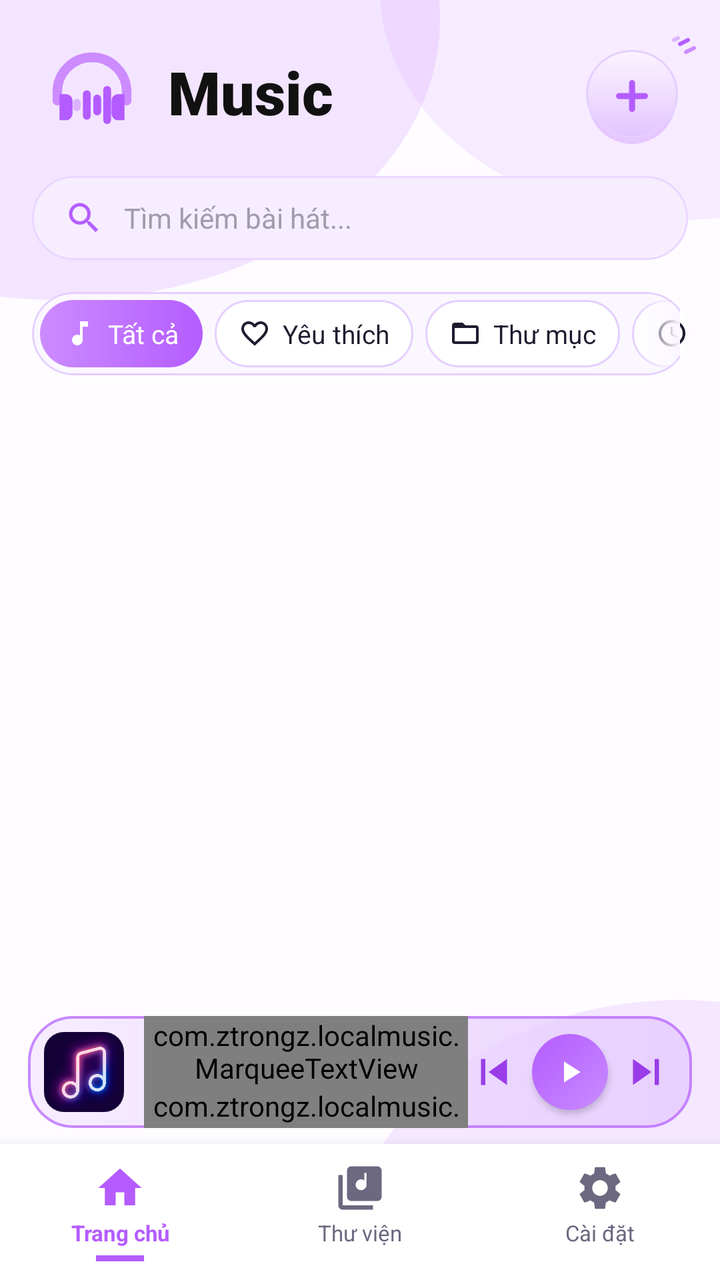
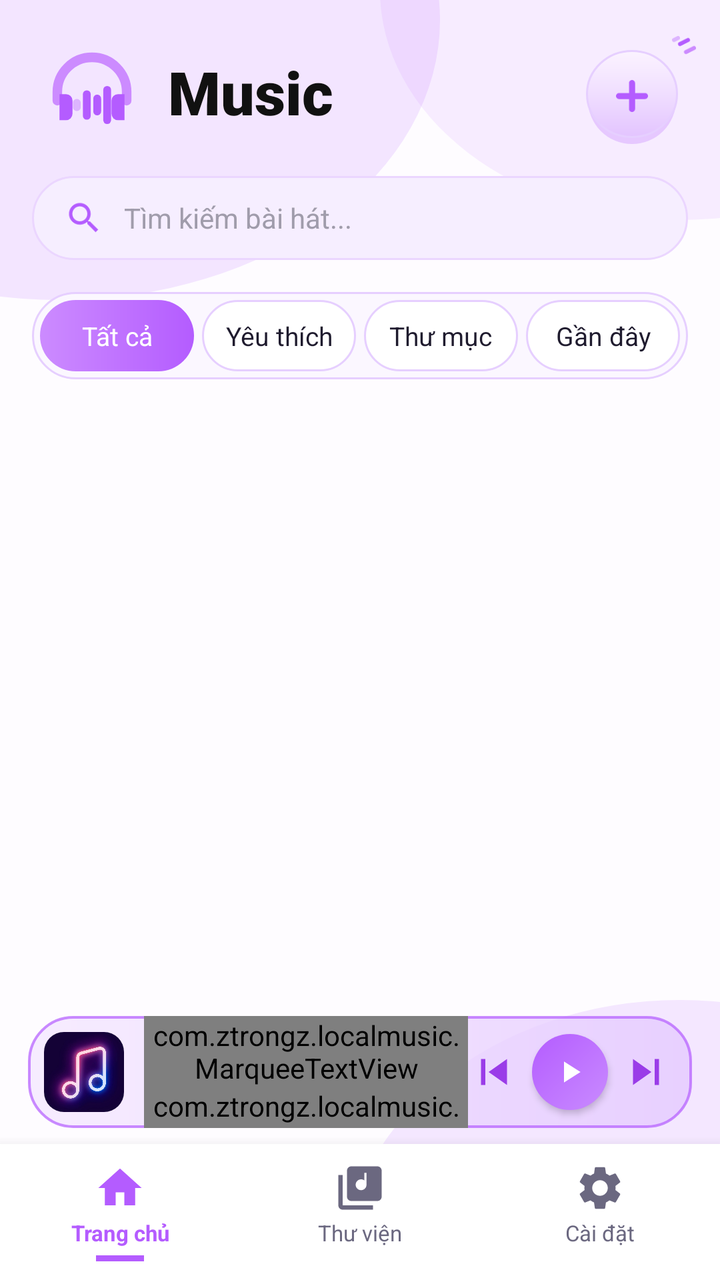

An Android layout rendered at two revisions. The XML below is the earlier revision; the diff shows what the commit changed to produce the second picture.
<!-- AndroidManifest.xml: application theme Theme.LocalMusic -->
<!-- res/layout/activity_main.xml -->
<?xml version="1.0" encoding="utf-8"?>
<androidx.constraintlayout.widget.ConstraintLayout xmlns:android="http://schemas.android.com/apk/res/android"
    xmlns:app="http://schemas.android.com/apk/res-auto"
    android:layout_width="match_parent"
    android:layout_height="match_parent"
    android:background="@drawable/bg_gradient_header">

    
    <LinearLayout
        android:id="@+id/headerLayout"
        android:layout_width="match_parent"
        android:layout_height="wrap_content"
        android:clipChildren="false"
        android:clipToPadding="false"
        android:gravity="center_vertical"
        android:orientation="horizontal"
        android:paddingHorizontal="20dp"
        android:paddingTop="20dp"
        android:paddingBottom="12dp"
        app:layout_constraintTop_toTopOf="parent">

        <ImageView
            android:layout_width="52dp"
            android:layout_height="52dp"
            android:src="@drawable/ic_logo_vector" />

        <TextView
            android:layout_width="0dp"
            android:layout_height="wrap_content"
            android:layout_marginStart="12dp"
            android:layout_weight="1"
            android:fontFamily="sans-serif-black"
            android:text="Music"
            android:textColor="#111111"
            android:textSize="30sp" />

        <androidx.constraintlayout.widget.ConstraintLayout
            android:layout_width="52dp"
            android:layout_height="52dp"
            android:clipChildren="false"
            android:clipToPadding="false">

            <ImageButton
                android:id="@+id/btnAdd"
                android:layout_width="48dp"
                android:layout_height="48dp"
                android:background="@drawable/bg_btn_add"
                android:src="@drawable/ic_add_purple"
                app:tint="@null"
                app:layout_constraintBottom_toBottomOf="parent"
                app:layout_constraintEnd_toEndOf="parent" />

            <ImageView
                android:layout_width="24dp"
                android:layout_height="24dp"
                android:src="@drawable/ic_sparkles"
                android:translationX="8dp"
                android:translationY="-6dp"
                app:layout_constraintEnd_toEndOf="@id/btnAdd"
                app:layout_constraintTop_toTopOf="@id/btnAdd" />
        </androidx.constraintlayout.widget.ConstraintLayout>
    </LinearLayout>

    
    <LinearLayout
        android:id="@+id/searchBar"
        android:layout_width="match_parent"
        android:layout_height="42dp"
        android:layout_marginHorizontal="16dp"
        android:layout_marginTop="4dp"
        android:background="@drawable/bg_search"
        android:gravity="center_vertical"
        android:orientation="horizontal"
        android:paddingHorizontal="16dp"
        app:layout_constraintTop_toBottomOf="@id/headerLayout">

        <ImageView
            android:layout_width="20dp"
            android:layout_height="20dp"
            android:src="@drawable/ic_search"
            app:tint="#B45CFF" />

        <EditText
            android:id="@+id/etSearch"
            android:layout_width="match_parent"
            android:layout_height="match_parent"
            android:layout_marginStart="10dp"
            android:background="@null"
            android:hint="Tìm kiếm bài hát..."
            android:imeOptions="actionSearch"
            android:inputType="text"
            android:maxLines="1"
            android:textColor="@color/text_black"
            android:textColorHint="#A09CAB"
            android:textSize="14sp" />
    </LinearLayout>

    
    <HorizontalScrollView
        android:id="@+id/categoriesLayout"
        android:layout_width="match_parent"
        android:layout_height="wrap_content"
        android:layout_marginHorizontal="16dp"
        android:layout_marginTop="16dp"
        android:background="@drawable/bg_category_bar"
        android:clipToOutline="true"
        android:clipToPadding="false"
        android:fadingEdgeLength="24dp"
        android:fillViewport="true"
        android:padding="4dp"
        android:requiresFadingEdge="horizontal"
        android:scrollbars="none"
        app:layout_constraintTop_toBottomOf="@id/searchBar">

        <LinearLayout
            android:layout_width="match_parent"
            android:layout_height="wrap_content"
            android:gravity="center_vertical"
            android:orientation="horizontal">

            <TextView
                android:id="@+id/chipAll"
                android:layout_width="wrap_content"
                android:layout_height="wrap_content"
                android:background="@drawable/bg_category_active"
                android:drawableStart="@drawable/ic_chip_music"
                android:drawablePadding="6dp"
                android:gravity="center_vertical"
                android:paddingHorizontal="12dp"
                android:paddingVertical="8dp"
                android:text="Tất cả"
                android:textColor="@color/white"
                android:textSize="13sp"
                app:drawableTint="@color/white" />

            <TextView
                android:id="@+id/chipFav"
                android:layout_width="wrap_content"
                android:layout_height="wrap_content"
                android:layout_marginStart="6dp"
                android:background="@drawable/bg_category_inactive"
                android:drawableStart="@drawable/ic_chip_heart"
                android:drawablePadding="6dp"
                android:gravity="center_vertical"
                android:paddingHorizontal="12dp"
                android:paddingVertical="8dp"
                android:text="Yêu thích"
                android:textColor="@color/text_black"
                android:textSize="13sp"
                app:drawableTint="@color/text_black" />

            <TextView
                android:id="@+id/chipFolder"
                android:layout_width="wrap_content"
                android:layout_height="wrap_content"
                android:layout_marginStart="6dp"
                android:background="@drawable/bg_category_inactive"
                android:drawableStart="@drawable/ic_chip_folder"
                android:drawablePadding="6dp"
                android:gravity="center_vertical"
                android:paddingHorizontal="12dp"
                android:paddingVertical="8dp"
                android:text="Thư mục"
                android:textColor="@color/text_black"
                android:textSize="13sp"
                app:drawableTint="@color/text_black" />

            <TextView
                android:id="@+id/chipRecent"
                android:layout_width="wrap_content"
                android:layout_height="wrap_content"
                android:layout_marginStart="6dp"
                android:background="@drawable/bg_category_inactive"
                android:drawableStart="@drawable/ic_chip_clock"
                android:drawablePadding="6dp"
                android:gravity="center_vertical"
                android:paddingHorizontal="12dp"
                android:paddingVertical="8dp"
                android:text="Gần đây"
                android:textColor="@color/text_black"
                android:textSize="13sp"
                app:drawableTint="@color/text_black" />
        </LinearLayout>
    </HorizontalScrollView>

    
    <androidx.recyclerview.widget.RecyclerView
        android:id="@+id/recyclerView"
        android:layout_width="match_parent"
        android:layout_height="0dp"
        android:layout_marginTop="8dp"
        android:clipToPadding="false"
        android:paddingBottom="8dp"
        app:layout_constraintBottom_toTopOf="@+id/miniPlayerLayout"
        app:layout_constraintTop_toBottomOf="@id/categoriesLayout" />

    
    <LinearLayout
        android:id="@+id/miniPlayerLayout"
        android:layout_width="match_parent"
        android:layout_height="56dp"
        android:layout_marginHorizontal="14dp"
        android:layout_marginBottom="8dp"
        android:background="@drawable/bg_mini_player"
        android:gravity="center_vertical"
        android:orientation="horizontal"
        android:paddingStart="8dp"
        android:paddingEnd="10dp"
        app:layout_constraintBottom_toTopOf="@+id/bottomNav">

        <androidx.cardview.widget.CardView
            android:layout_width="40dp"
            android:layout_height="40dp"
            app:cardBackgroundColor="@color/bg_light"
            app:cardCornerRadius="10dp"
            app:cardElevation="0dp">

            <ImageView
                android:id="@+id/ivMiniCover"
                android:layout_width="match_parent"
                android:layout_height="match_parent"
                android:scaleType="centerCrop"
                android:src="@drawable/bg_cover_default" />
        </androidx.cardview.widget.CardView>

        <LinearLayout
            android:layout_width="0dp"
            android:layout_height="wrap_content"
            android:layout_marginStart="10dp"
            android:layout_weight="1"
            android:orientation="vertical">

            <com.ztrongz.localmusic.MarqueeTextView
                android:id="@+id/tvNowPlaying"
                android:layout_width="match_parent"
                android:layout_height="wrap_content"
                android:fontFamily="sans-serif-medium"
                android:text="Chưa phát bài nào"
                android:textColor="@color/text_black"
                android:textSize="13sp" />

            <com.ztrongz.localmusic.MarqueeTextView
                android:id="@+id/tvMiniArtist"
                android:layout_width="match_parent"
                android:layout_height="wrap_content"
                android:fontFamily="sans-serif"
                android:text="Local"
                android:textColor="#7C7894"
                android:textSize="11sp" />
        </LinearLayout>

        <ImageView
            android:id="@+id/btnPrev"
            android:layout_width="26dp"
            android:layout_height="26dp"
            android:background="?attr/selectableItemBackgroundBorderless"
            android:src="@drawable/ic_prev"
            app:tint="#9A3CE8" />

        <ImageView
            android:id="@+id/btnPlayPause"
            android:layout_width="38dp"
            android:layout_height="38dp"
            android:layout_marginHorizontal="6dp"
            android:background="@drawable/bg_button_purple"
            android:elevation="2dp"
            android:padding="10dp"
            android:src="@drawable/ic_play"
            app:tint="@color/white" />

        <ImageView
            android:id="@+id/btnNext"
            android:layout_width="26dp"
            android:layout_height="26dp"
            android:background="?attr/selectableItemBackgroundBorderless"
            android:src="@drawable/ic_next"
            app:tint="#9A3CE8" />
    </LinearLayout>

    
    <LinearLayout
        android:id="@+id/bottomNav"
        android:layout_width="match_parent"
        android:layout_height="68dp"
        android:background="@color/white"
        android:elevation="10dp"
        android:gravity="center"
        android:orientation="horizontal"
        app:layout_constraintBottom_toBottomOf="parent">

        <LinearLayout
            android:layout_width="0dp"
            android:layout_height="wrap_content"
            android:layout_weight="1"
            android:gravity="center_horizontal"
            android:orientation="vertical">

            <TextView
                android:layout_width="wrap_content"
                android:layout_height="wrap_content"
                android:drawableTop="@drawable/ic_nav_home"
                android:drawablePadding="2dp"
                android:gravity="center"
                android:text="Trang chủ"
                android:textColor="@color/purple_primary"
                android:textSize="11sp"
                android:textStyle="bold"
                app:drawableTint="@color/purple_primary" />

            <View
                android:layout_width="24dp"
                android:layout_height="3dp"
                android:layout_marginTop="4dp"
                android:background="@color/purple_primary" />
        </LinearLayout>

        <LinearLayout
            android:layout_width="0dp"
            android:layout_height="wrap_content"
            android:layout_weight="1"
            android:gravity="center_horizontal"
            android:orientation="vertical">

            <TextView
                android:layout_width="wrap_content"
                android:layout_height="wrap_content"
                android:drawableTop="@drawable/ic_nav_library"
                android:drawablePadding="2dp"
                android:gravity="center"
                android:text="Thư viện"
                android:textColor="#6B6880"
                android:textSize="11sp"
                app:drawableTint="#6B6880" />

            <View
                android:layout_width="24dp"
                android:layout_height="3dp"
                android:layout_marginTop="4dp"
                android:visibility="invisible" />
        </LinearLayout>

        <LinearLayout
            android:layout_width="0dp"
            android:layout_height="wrap_content"
            android:layout_weight="1"
            android:gravity="center_horizontal"
            android:orientation="vertical">

            <TextView
                android:layout_width="wrap_content"
                android:layout_height="wrap_content"
                android:drawableTop="@drawable/ic_nav_settings"
                android:drawablePadding="2dp"
                android:gravity="center"
                android:text="Cài đặt"
                android:textColor="#6B6880"
                android:textSize="11sp"
                app:drawableTint="#6B6880" />

            <View
                android:layout_width="24dp"
                android:layout_height="3dp"
                android:layout_marginTop="4dp"
                android:visibility="invisible" />
        </LinearLayout>
    </LinearLayout>

</androidx.constraintlayout.widget.ConstraintLayout>
<!-- resources referenced by this layout -->
<resources>
  <color name="bg_light">#FDFAFF</color>
  <color name="purple_primary">#B45CFF</color>
  <color name="text_black">#1F1B2E</color>
  <color name="white">#FFFFFF</color>
  <!-- drawable bg_button_purple (drawable) -->
  <shape xmlns:android="http://schemas.android.com/apk/res/android"
      android:shape="oval">
      <gradient android:angle="135"
          android:startColor="#C98BFF"
          android:endColor="#B45CFF" />
  </shape>
  <!-- drawable bg_category_active (drawable) -->
  <shape xmlns:android="http://schemas.android.com/apk/res/android">
      <gradient android:angle="0" android:startColor="#CC8BFF" android:endColor="#B45CFF" />
      <corners android:radius="20dp" />
  </shape>
  <!-- drawable bg_category_bar (drawable) -->
  <shape xmlns:android="http://schemas.android.com/apk/res/android">
      <solid android:color="#FBF7FF" />
      <corners android:radius="26dp" />
      <stroke android:width="1dp" android:color="#E6CFFF" />
  </shape>
  <!-- drawable bg_category_inactive (drawable) -->
  <shape xmlns:android="http://schemas.android.com/apk/res/android">
      <solid android:color="#FFFFFF" />
      <corners android:radius="20dp" />
      <stroke android:width="1dp" android:color="#E6CFFF" />
  </shape>
  <!-- drawable bg_search (drawable) -->
  <shape xmlns:android="http://schemas.android.com/apk/res/android">
      <solid android:color="#F6EEFF" />
      <corners android:radius="30dp" />
      <stroke android:width="1dp" android:color="#EBD6FF" />
  </shape>
  <!-- drawable ic_chip_clock (drawable) -->
  <vector xmlns:android="http://schemas.android.com/apk/res/android"
      android:width="16dp" android:height="16dp"
      android:viewportWidth="24" android:viewportHeight="24">
      <path android:fillColor="#FF000000" android:pathData="M11.99,2C6.47,2 2,6.48 2,12s4.47,10 9.99,10C17.52,22 22,17.52 22,12S17.52,2 11.99,2zM12,20c-4.42,0 -8,-3.58 -8,-8s3.58,-8 8,-8 8,3.58 8,8 -3.58,8 -8,8zM12.5,7H11v6l5.25,3.15 0.75,-1.23 -4.5,-2.67z" />
  </vector>
  <!-- drawable ic_chip_folder (drawable) -->
  <vector xmlns:android="http://schemas.android.com/apk/res/android"
      android:width="16dp" android:height="16dp"
      android:viewportWidth="24" android:viewportHeight="24">
      <path android:fillColor="#FF000000" android:pathData="M20,6h-8l-2,-2H4c-1.1,0 -1.99,0.9 -1.99,2L2,18c0,1.1 0.9,2 2,2h16c1.1,0 2,-0.9 2,-2V8c0,-1.1 -0.9,-2 -2,-2zM20,18H4V8h16v10z" />
  </vector>
  <!-- drawable ic_chip_heart (drawable) -->
  <vector xmlns:android="http://schemas.android.com/apk/res/android"
      android:width="16dp" android:height="16dp"
      android:viewportWidth="24" android:viewportHeight="24">
      <path android:fillColor="#FF000000" android:pathData="M16.5,3c-1.74,0 -3.41,0.81 -4.5,2.09C10.91,3.81 9.24,3 7.5,3 4.42,3 2,5.42 2,8.5c0,3.78 3.4,6.86 8.55,11.54L12,21.35l1.45,-1.32C18.6,15.36 22,12.28 22,8.5 22,5.42 19.58,3 16.5,3zM12.1,18.55l-0.1,0.1 -0.1,-0.1C7.14,14.24 4,11.39 4,8.5 4,6.5 5.5,5 7.5,5c1.54,0 3.04,0.99 3.57,2.36h1.87C13.46,5.99 14.96,5 16.5,5c2,0 3.5,1.5 3.5,3.5 0,2.89 -3.14,5.74 -7.9,10.05z" />
  </vector>
  <!-- drawable ic_chip_music (drawable) -->
  <vector xmlns:android="http://schemas.android.com/apk/res/android"
      android:width="16dp" android:height="16dp"
      android:viewportWidth="24" android:viewportHeight="24">
      <path android:fillColor="#FF000000" android:pathData="M12,3v10.55c-0.59,-0.34 -1.27,-0.55 -2,-0.55 -2.21,0 -4,1.79 -4,4s1.79,4 4,4 4,-1.79 4,-4V7h4V3h-6z" />
  </vector>
  <!-- drawable ic_play (drawable) -->
  <vector xmlns:android="http://schemas.android.com/apk/res/android" android:width="24dp" android:height="24dp" android:viewportWidth="24" android:viewportHeight="24">
      <path android:fillColor="#FFFFFF" android:pathData="M8,5v14l11,-7z"/>
  </vector>
  <!-- drawable ic_prev (drawable) -->
  <vector xmlns:android="http://schemas.android.com/apk/res/android" android:width="24dp" android:height="24dp" android:viewportWidth="24" android:viewportHeight="24">
      <path android:fillColor="#333333" android:pathData="M6,6h2v12H6zm3.5,6l8.5,6V6z"/>
  </vector>
  <!-- unchanged entries left out for length: 14 -->
</resources>

<!-- the commit's change to res/layout/activity_main.xml (unified diff, before → after) -->
@@ -96,92 +96,93 @@
     </LinearLayout>
 
     
-    <HorizontalScrollView
+    <LinearLayout
         android:id="@+id/categoriesLayout"
         android:layout_width="match_parent"
         android:layout_height="wrap_content"
         android:layout_marginHorizontal="16dp"
         android:layout_marginTop="16dp"
         android:background="@drawable/bg_category_bar"
-        android:clipToOutline="true"
-        android:clipToPadding="false"
-        android:fadingEdgeLength="24dp"
-        android:fillViewport="true"
+        android:gravity="center_vertical"
+        android:orientation="horizontal"
         android:padding="4dp"
-        android:requiresFadingEdge="horizontal"
-        android:scrollbars="none"
         app:layout_constraintTop_toBottomOf="@id/searchBar">
 
-        <LinearLayout
-            android:layout_width="match_parent"
-            android:layout_height="wrap_content"
-            android:gravity="center_vertical"
-            android:orientation="horizontal">
-
-            <TextView
-                android:id="@+id/chipAll"
-                android:layout_width="wrap_content"
-                android:layout_height="wrap_content"
-                android:background="@drawable/bg_category_active"
-                android:drawableStart="@drawable/ic_chip_music"
-                android:drawablePadding="6dp"
-                android:gravity="center_vertical"
-                android:paddingHorizontal="12dp"
-                android:paddingVertical="8dp"
-                android:text="Tất cả"
-                android:textColor="@color/white"
-                android:textSize="13sp"
-                app:drawableTint="@color/white" />
-
-            <TextView
-                android:id="@+id/chipFav"
-                android:layout_width="wrap_content"
-                android:layout_height="wrap_content"
-                android:layout_marginStart="6dp"
-                android:background="@drawable/bg_category_inactive"
-                android:drawableStart="@drawable/ic_chip_heart"
-                android:drawablePadding="6dp"
-                android:gravity="center_vertical"
-                android:paddingHorizontal="12dp"
-                android:paddingVertical="8dp"
-                android:text="Yêu thích"
-                android:textColor="@color/text_black"
-                android:textSize="13sp"
-                app:drawableTint="@color/text_black" />
-
-            <TextView
-                android:id="@+id/chipFolder"
-                android:layout_width="wrap_content"
-                android:layout_height="wrap_content"
-                android:layout_marginStart="6dp"
-                android:background="@drawable/bg_category_inactive"
-                android:drawableStart="@drawable/ic_chip_folder"
-                android:drawablePadding="6dp"
-                android:gravity="center_vertical"
-                android:paddingHorizontal="12dp"
-                android:paddingVertical="8dp"
-                android:text="Thư mục"
-                android:textColor="@color/text_black"
-                android:textSize="13sp"
-                app:drawableTint="@color/text_black" />
-
-            <TextView
-                android:id="@+id/chipRecent"
-                android:layout_width="wrap_content"
-                android:layout_height="wrap_content"
-                android:layout_marginStart="6dp"
-                android:background="@drawable/bg_category_inactive"
-                android:drawableStart="@drawable/ic_chip_clock"
-                android:drawablePadding="6dp"
-                android:gravity="center_vertical"
-                android:paddingHorizontal="12dp"
-                android:paddingVertical="8dp"
-                android:text="Gần đây"
-                android:textColor="@color/text_black"
-                android:textSize="13sp"
-                app:drawableTint="@color/text_black" />
-        </LinearLayout>
-    </HorizontalScrollView>
+        <TextView
+            android:id="@+id/chipAll"
+            android:layout_width="0dp"
+            android:layout_height="wrap_content"
+            android:layout_weight="1"
+            android:background="@drawable/bg_category_active"
+            android:gravity="center"
+            android:maxLines="1"
+            android:paddingHorizontal="4dp"
+            android:paddingVertical="9dp"
+            android:text="Tất cả"
+            android:textColor="@color/white"
+            android:textSize="13sp"
+            app:autoSizeMaxTextSize="13sp"
+            app:autoSizeMinTextSize="10sp"
+            app:autoSizeStepGranularity="1sp"
+            app:autoSizeTextType="uniform" />
+
+        <TextView
+            android:id="@+id/chipFav"
+            android:layout_width="0dp"
+            android:layout_height="wrap_content"
+            android:layout_marginStart="4dp"
+            android:layout_weight="1"
+            android:background="@drawable/bg_category_inactive"
+            android:gravity="center"
+            android:maxLines="1"
+            android:paddingHorizontal="4dp"
+            android:paddingVertical="9dp"
+            android:text="Yêu thích"
+            android:textColor="@color/text_black"
+            android:textSize="13sp"
+            app:autoSizeMaxTextSize="13sp"
+            app:autoSizeMinTextSize="10sp"
+            app:autoSizeStepGranularity="1sp"
+            app:autoSizeTextType="uniform" />
+
+        <TextView
+            android:id="@+id/chipFolder"
+            android:layout_width="0dp"
+            android:layout_height="wrap_content"
+            android:layout_marginStart="4dp"
+            android:layout_weight="1"
+            android:background="@drawable/bg_category_inactive"
+            android:gravity="center"
+            android:maxLines="1"
+            android:paddingHorizontal="4dp"
+            android:paddingVertical="9dp"
+            android:text="Thư mục"
+            android:textColor="@color/text_black"
+            android:textSize="13sp"
+            app:autoSizeMaxTextSize="13sp"
+            app:autoSizeMinTextSize="10sp"
+            app:autoSizeStepGranularity="1sp"
+            app:autoSizeTextType="uniform" />
+
+        <TextView
+            android:id="@+id/chipRecent"
+            android:layout_width="0dp"
+            android:layout_height="wrap_content"
+            android:layout_marginStart="4dp"
+            android:layout_weight="1"
+            android:background="@drawable/bg_category_inactive"
+            android:gravity="center"
+            android:maxLines="1"
+            android:paddingHorizontal="4dp"
+            android:paddingVertical="9dp"
+            android:text="Gần đây"
+            android:textColor="@color/text_black"
+            android:textSize="13sp"
+            app:autoSizeMaxTextSize="13sp"
+            app:autoSizeMinTextSize="10sp"
+            app:autoSizeStepGranularity="1sp"
+            app:autoSizeTextType="uniform" />
+    </LinearLayout>
 
     
     <androidx.recyclerview.widget.RecyclerView
<!-- resource entries referenced after the edit -->
@@ -34,30 +34,6 @@
       <corners android:radius="30dp" />
       <stroke android:width="1dp" android:color="#EBD6FF" />
   </shape>
-  <!-- drawable ic_chip_clock (drawable) -->
-  <vector xmlns:android="http://schemas.android.com/apk/res/android"
-      android:width="16dp" android:height="16dp"
-      android:viewportWidth="24" android:viewportHeight="24">
-      <path android:fillColor="#FF000000" android:pathData="M11.99,2C6.47,2 2,6.48 2,12s4.47,10 9.99,10C17.52,22 22,17.52 22,12S17.52,2 11.99,2zM12,20c-4.42,0 -8,-3.58 -8,-8s3.58,-8 8,-8 8,3.58 8,8 -3.58,8 -8,8zM12.5,7H11v6l5.25,3.15 0.75,-1.23 -4.5,-2.67z" />
-  </vector>
-  <!-- drawable ic_chip_folder (drawable) -->
-  <vector xmlns:android="http://schemas.android.com/apk/res/android"
-      android:width="16dp" android:height="16dp"
-      android:viewportWidth="24" android:viewportHeight="24">
-      <path android:fillColor="#FF000000" android:pathData="M20,6h-8l-2,-2H4c-1.1,0 -1.99,0.9 -1.99,2L2,18c0,1.1 0.9,2 2,2h16c1.1,0 2,-0.9 2,-2V8c0,-1.1 -0.9,-2 -2,-2zM20,18H4V8h16v10z" />
-  </vector>
-  <!-- drawable ic_chip_heart (drawable) -->
-  <vector xmlns:android="http://schemas.android.com/apk/res/android"
-      android:width="16dp" android:height="16dp"
-      android:viewportWidth="24" android:viewportHeight="24">
-      <path android:fillColor="#FF000000" android:pathData="M16.5,3c-1.74,0 -3.41,0.81 -4.5,2.09C10.91,3.81 9.24,3 7.5,3 4.42,3 2,5.42 2,8.5c0,3.78 3.4,6.86 8.55,11.54L12,21.35l1.45,-1.32C18.6,15.36 22,12.28 22,8.5 22,5.42 19.58,3 16.5,3zM12.1,18.55l-0.1,0.1 -0.1,-0.1C7.14,14.24 4,11.39 4,8.5 4,6.5 5.5,5 7.5,5c1.54,0 3.04,0.99 3.57,2.36h1.87C13.46,5.99 14.96,5 16.5,5c2,0 3.5,1.5 3.5,3.5 0,2.89 -3.14,5.74 -7.9,10.05z" />
-  </vector>
-  <!-- drawable ic_chip_music (drawable) -->
-  <vector xmlns:android="http://schemas.android.com/apk/res/android"
-      android:width="16dp" android:height="16dp"
-      android:viewportWidth="24" android:viewportHeight="24">
-      <path android:fillColor="#FF000000" android:pathData="M12,3v10.55c-0.59,-0.34 -1.27,-0.55 -2,-0.55 -2.21,0 -4,1.79 -4,4s1.79,4 4,4 4,-1.79 4,-4V7h4V3h-6z" />
-  </vector>
   <!-- drawable ic_play (drawable) -->
   <vector xmlns:android="http://schemas.android.com/apk/res/android" android:width="24dp" android:height="24dp" android:viewportWidth="24" android:viewportHeight="24">
       <path android:fillColor="#FFFFFF" android:pathData="M8,5v14l11,-7z"/>
